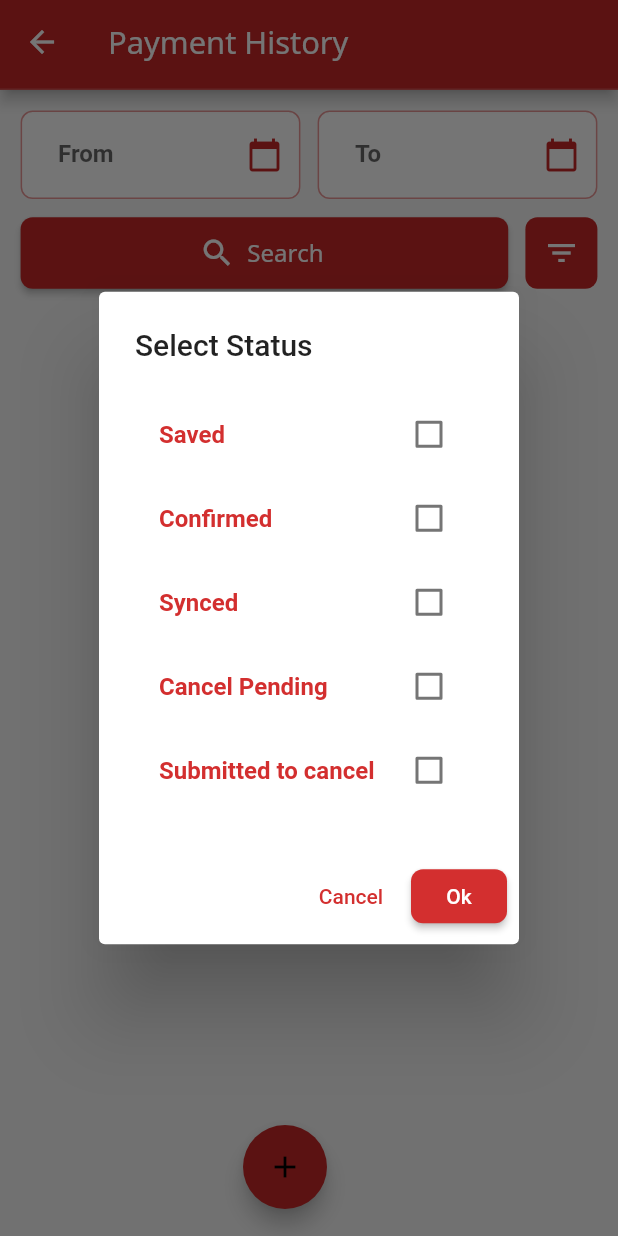
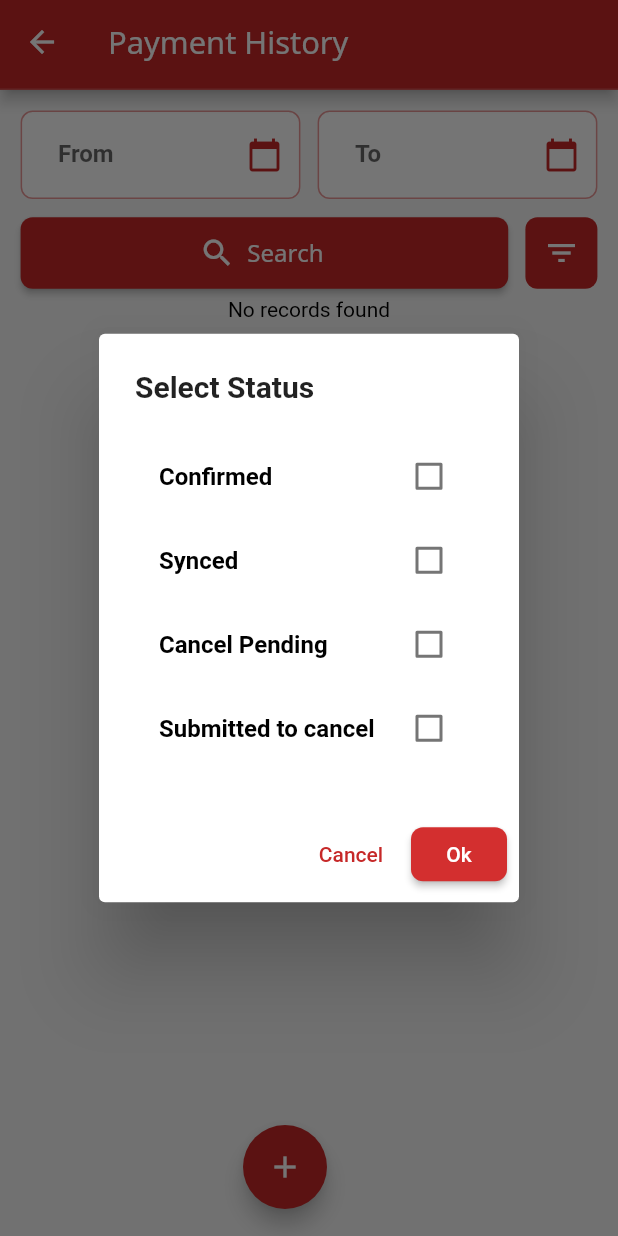
Before and after one commit to IzatKhaleeli/payment_app, a Flutter app: the PaymentHistoryScreen screen opened directly, after a tap on the "filter list" icon, on a phone screen of 412 x 824 dp. Run offline on Flutter 3.47's test engine with Material 2 defaults, Android fonts, the phone set to English and light mode, and no system bars; our stand-ins replace connectivity_plus, flutter_screenutil, flutter_secure_storage, flutter_spinkit, font_awesome_flutter, local_auth and 5 more; missing offline and left inert: esc_pos_bluetooth, esc_pos_utils, flutter_pdfview, number_to_word_arabic, number_to_words_english; accounts and stored records are empty; key blocks and very long unbroken strings in the code were emptied for the run.

Commit message:
improve some points

```diff
--- a/assets/languages/ar.json
+++ b/assets/languages/ar.json
@@ -189,7 +189,7 @@
   "hello": "مرحبا",
 
   "emailSubject": "إشعار دفع -",
-  "emailBodyLine1": "عزيزي المشترك",
+  "emailBodyLine1": ",عزيزي المشترك",
   "emailBodyLine2": "مرفق لحضرتكم إشعار دفع بتاريخ",
   "emailBodyLine3": "وشكراً",
   "smsSubject": "تم استقبال دفعة ",
@@ -234,5 +234,5 @@
   "maxLengthExceeded": "يجب أن يكون بالضبط 10 أرقام.",
   "next": "التالي",
   "pdfPreview": "معاينة PDF",
-  "noteEmail": "ملاحظة: سيصلكم رسالة حال الإيداع في صندوق الشركة."
+  "noteEmail": ".ملاحظة: سيصلكم رسالة حال الإيداع في صندوق الشركة"
 }
--- a/assets/languages/en.json
+++ b/assets/languages/en.json
@@ -194,8 +194,8 @@
   "hello": "Hello",
 
   "emailSubject": "Payment Notice -",
-  "emailBodyLine1": "Dear Subscriber",
-  "emailBodyLine2": "Attached is your payment notification dated",
+  "emailBodyLine1": "Dear Subscriber,",
+  "emailBodyLine2": "Attached is your payment notice dated",
   "emailBodyLine3": "and thank you",
   "smsSubject": "Payment Received ",
   "subject": "Subject",
--- a/lib/Screens/PaymentHistoryScreen.dart
+++ b/lib/Screens/PaymentHistoryScreen.dart
@@ -242,7 +242,7 @@ class _PaymentHistoryScreenState extends State<PaymentHistoryScreen> {
               Navigator.pushReplacement(context, MaterialPageRoute(builder: (context) => RecordPaymentScreen()));
             },
             backgroundColor: Color(0xFFC62828),
-            child: Icon(Icons.add),
+            child: Icon(Icons.add,color: Colors.white,),
           ),
         ),
       ),
@@ -407,16 +407,20 @@ class _PaymentHistoryScreenState extends State<PaymentHistoryScreen> {
         return StatefulBuilder(
           builder: (context, setState) {
             return AlertDialog(
-              title: Text(Provider.of<LocalizationService>(context, listen: false).getLocalizedString('selectStatus')),
+              title: Text(Provider.of<LocalizationService>(context, listen: false).getLocalizedString('selectStatus'),
+                style: TextStyle(fontWeight: FontWeight.bold), // Make the text bold
+              ),
               content: Column(
                 mainAxisSize: MainAxisSize.min,
-                children: <String>['Saved', 'Confirmed', 'Synced', 'cancelPending', 'Cancelled']
+                children: <String>['Confirmed', 'Synced', 'cancelPending', 'Cancelled']
                     .map((String status) {
                   return CheckboxListTile(
                     title: Text(
                       Provider.of<LocalizationService>(context, listen: false).getLocalizedString(status.toLowerCase()),
+                      style: TextStyle(color: Colors.black), // Set the title (status) text color to black
                     ),
                     value: _selectedStatuses.contains(status),
+                    activeColor: Color(0xFFC62828),
                     onChanged: (bool? value) {
                       setState(() {
                         if (value == true) {
@@ -431,7 +435,7 @@ class _PaymentHistoryScreenState extends State<PaymentHistoryScreen> {
               ),
               actions: [
                 TextButton(
-                  child: Text(  Provider.of<LocalizationService>(context, listen: false).getLocalizedString('cancel')),
+                  child: Text(  Provider.of<LocalizationService>(context, listen: false).getLocalizedString('cancel'),style: TextStyle(color: Color(0xFFC62828))),
                   onPressed: () {
                     Navigator.of(context).pop();
                   },
```
Also changed, not shown: lib/Screens/EmailBottomSheet.dart (+17 -14 lines).
